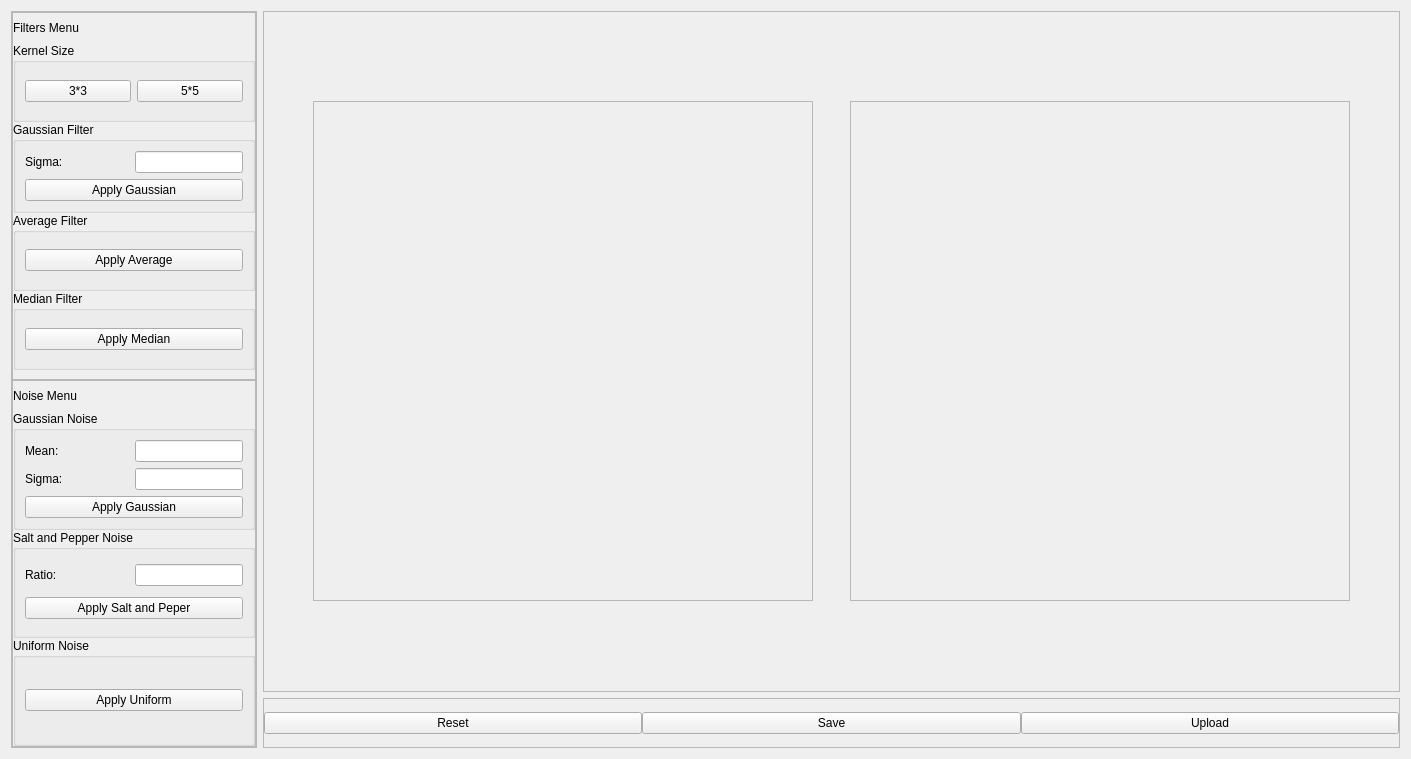
Qt form Task1/UI/filterswidget.ui (SBME2025-ComputerVision/Task1_CV_CPP) before a commit.
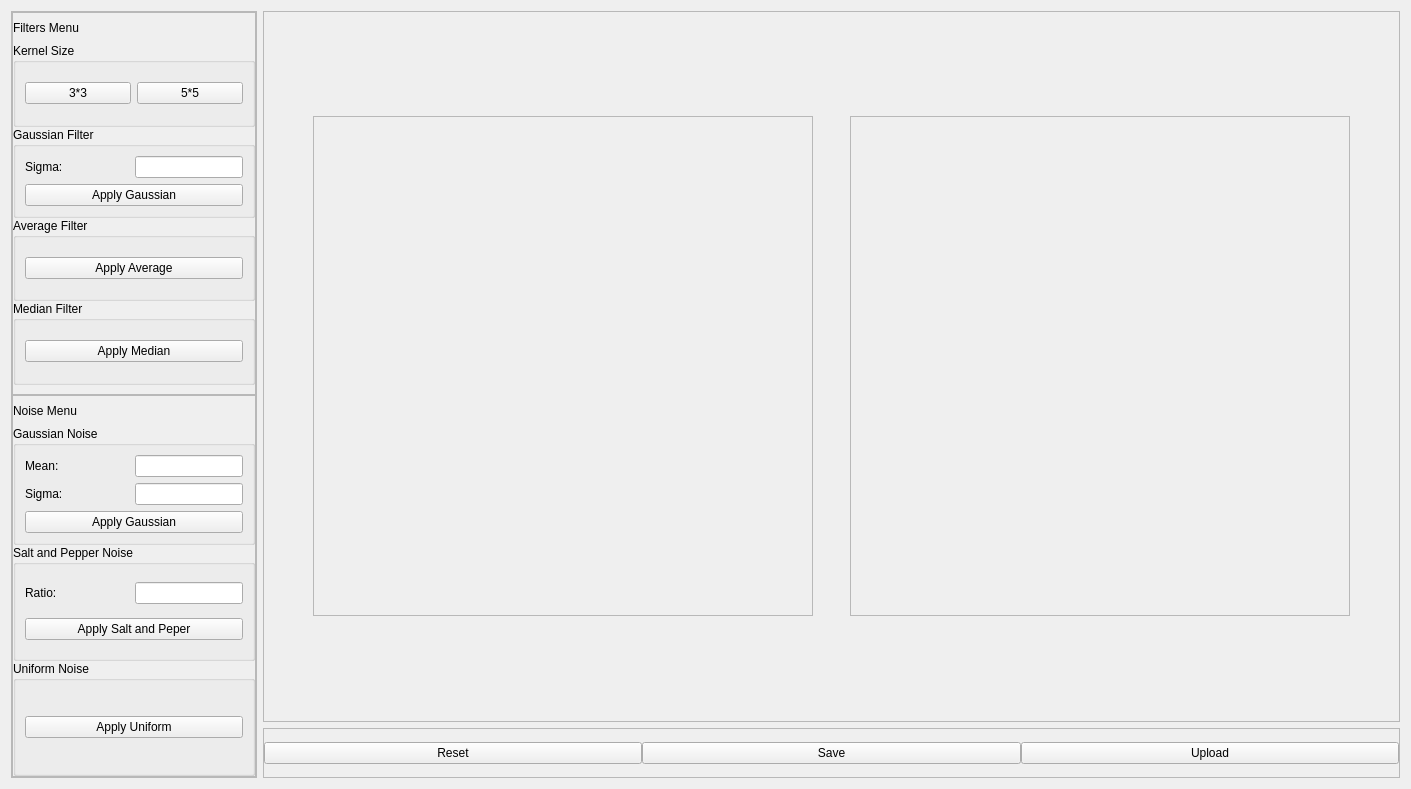
The same form after that commit.

Commit message:
Add Ui Slots for Filters
 - Add helper fun convert Qstring to Float
 - Add Struct Filter And Edge Parameters in config.h

Diff of the .ui file:
```diff
--- a/Task1/UI/filterswidget.ui
+++ b/Task1/UI/filterswidget.ui
@@ -7,7 +7,7 @@
     <x>0</x>
     <y>0</y>
     <width>1411</width>
-    <height>759</height>
+    <height>789</height>
    </rect>
   </property>
   <property name="windowTitle">
```
The commit also changes 5 other files.
